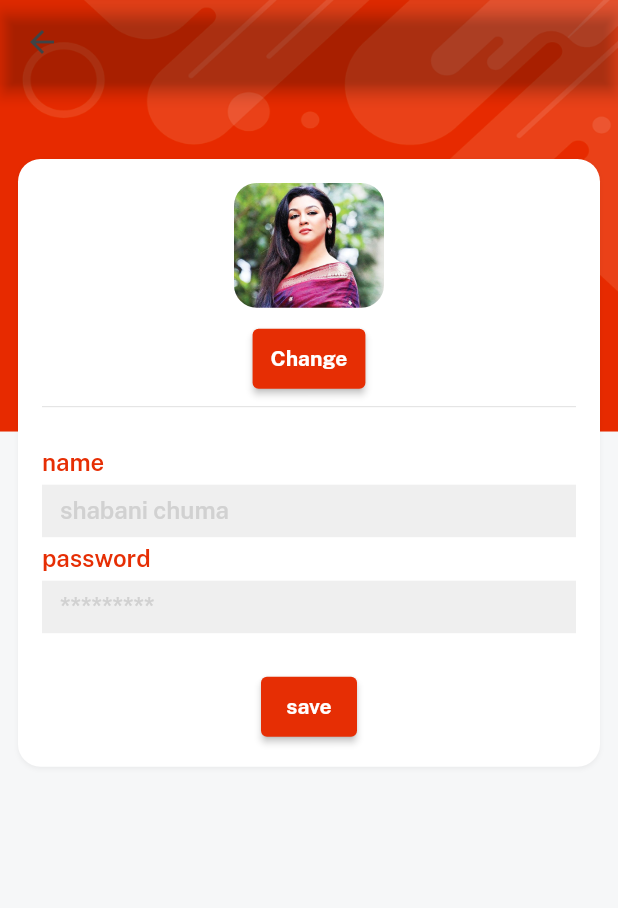
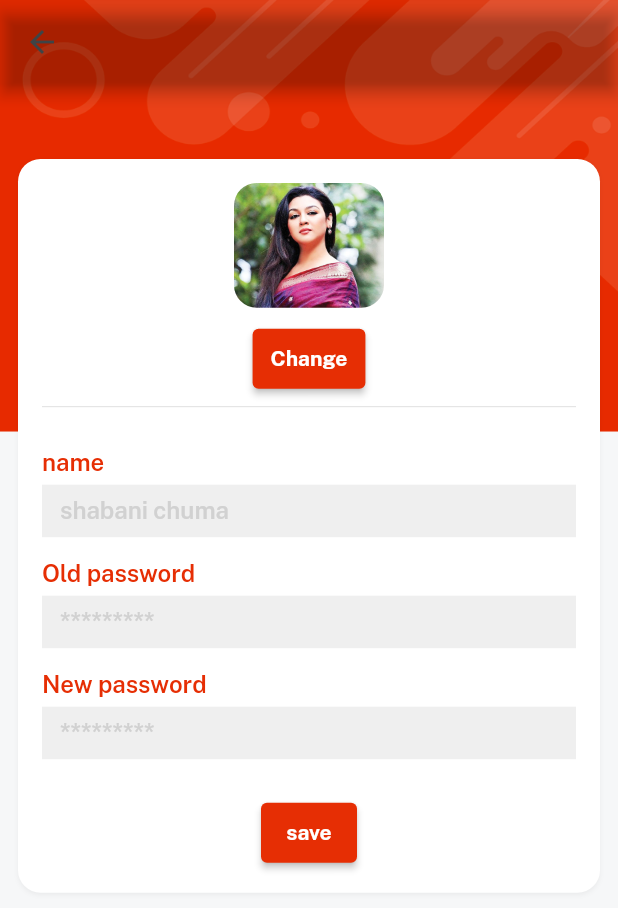
Before and after one commit to sheby460/E-Mart, a Flutter app: the EditProfileScreen screen opened directly with empty values, on a phone screen of 412 x 824 dp. Shown: the top 908 px of the screen. Run offline on Flutter 3.47's test engine with Material 2 defaults, Android fonts, the phone set to English and light mode, and no system bars; our stand-ins replace cloud_firestore, firebase_auth, firebase_core, firebase_storage, get, image_picker and 1 more; accounts and stored records are empty.

Commit message:
profile updates

```diff
--- a/lib/Auth/edit_profile.dart
+++ b/lib/Auth/edit_profile.dart
@@ -58,10 +58,17 @@ class EditProfileScreen extends StatelessWidget {
                       hint: nameHint,
                       title: name,
                       isPass: false),
+                      10.heightBox,
                   customTextField(
-                      controller: controller.passController,
+                      controller: controller.oldpassController,
                       hint: passwordHint,
-                      title: password,
+                      title: oldpass,
+                      isPass: true),
+                      10.heightBox,
+                      customTextField(
+                      controller: controller.oldpassController,
+                      hint: passwordHint,
+                      title: newpass ,
                       isPass: true),
                   20.heightBox,
                   controller.isloading.value
@@ -71,13 +78,20 @@ class EditProfileScreen extends StatelessWidget {
                       : SizedBox(
                           child: sharedButton(
                               onPress: () async {
+
+
                                 controller.isloading(true);
+
+                                //if images is not selected
+                                if(controller.profileImgPath.value.isNotEmpty){
+
+                                }
 
                                 await controller.uploadProfileImage();
                                 await controller.updateProfile(
                                     imgUrl: controller.profileImageLink,
                                     name: controller.nameController.text,
-                                    password: controller.passController.text);
+                                    password: controller.newpassController.text);
                                 VxToast.show(context, msg: "profile updated");
                               },
                               color: redColor,
--- a/lib/Auth/profile_screen.dart
+++ b/lib/Auth/profile_screen.dart
@@ -43,7 +43,6 @@ class ProfileScreen extends StatelessWidget {
                             child: Icon(Icons.edit, color: Colors.white))
                         .onTap(() {
                       controller.nameController.text = data['name'];
-                      controller.passController.text = data['password'];
 
                       Get.to(() => EditProfileScreen(data: data));
                     }),
--- a/lib/consts/strings.dart
+++ b/lib/consts/strings.dart
@@ -36,4 +36,4 @@ const tShirt = "T-shirt", girlsDress ="Girls Dresses";
 const video="Video", review="Reviews", salesPolicy="Sales Policy",
     returnPolicy="Returns Policy" ,supportPolicy="Support Policy", productyoumaylike= "Product you may also like";
 
-const wishlist="My wishlist", order="My orders", message="Messages";
+const wishlist="My wishlist", order="My orders", message="Messages",oldpass="Old password",newpass="New password";
--- a/lib/controller/profile_controller.dart
+++ b/lib/controller/profile_controller.dart
@@ -14,7 +14,8 @@ class ProfileEditController extends GetxController {
   var isloading = false.obs;
 
   var nameController = TextEditingController();
-  var passController = TextEditingController();
+  var oldpassController = TextEditingController();
+  var newpassController = TextEditingController();
 
   changeImage(context) async {
     try {
@@ -38,11 +39,8 @@ class ProfileEditController extends GetxController {
 
   updateProfile({name, password, imgUrl}) async {
     var store = firestore.collection(usersCollection).doc(currentUser!.uid);
-    await store.set({
-      'name': name,
-      'password': password,
-      'imageUrl': imgUrl
-    }, SetOptions(merge: true));
+    await store.set({'name': name, 'password': password, 'imageUrl': imgUrl},
+        SetOptions(merge: true));
 
     isloading(false);
   }
```
